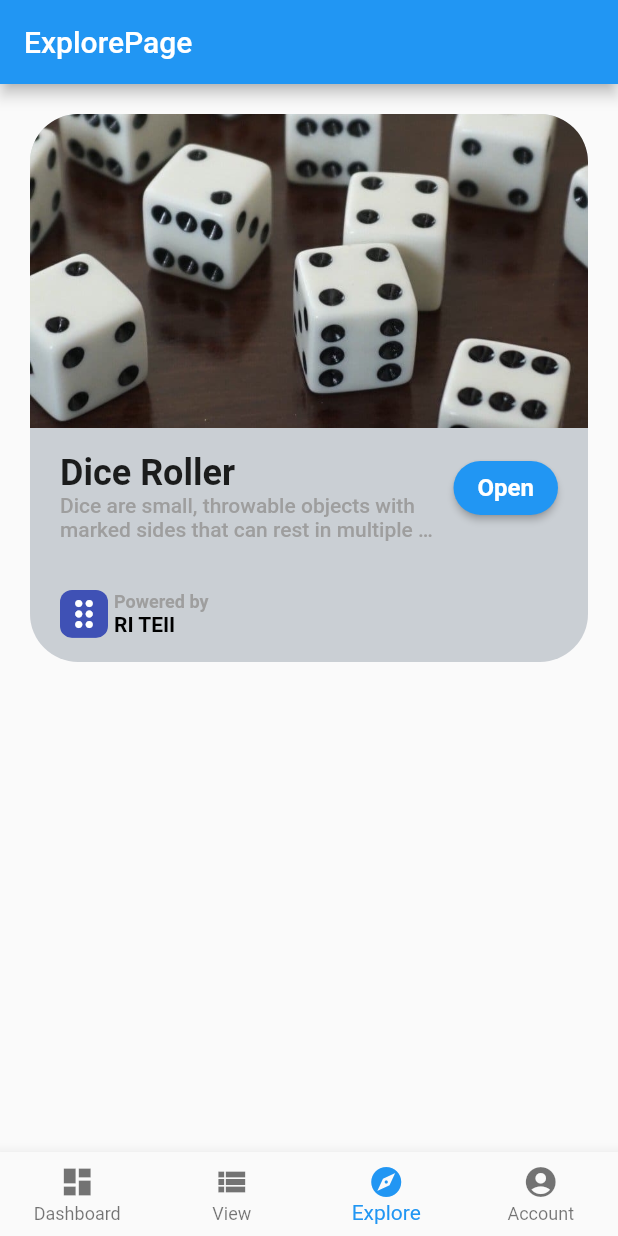
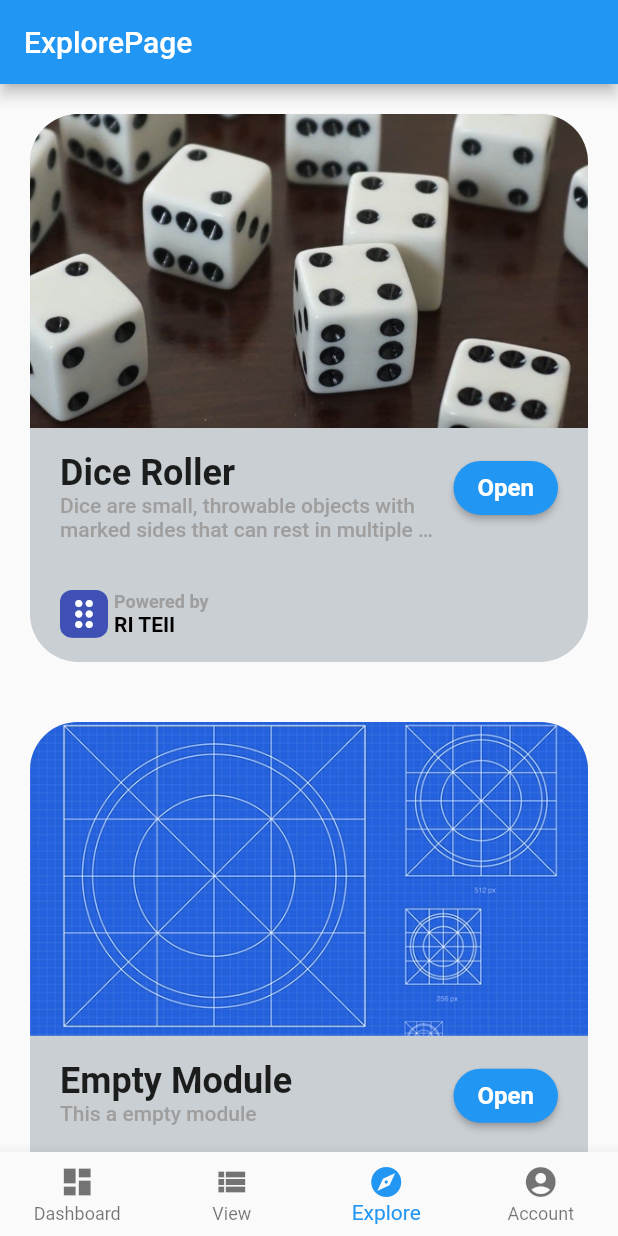
Before and after one commit to davidli218/W-Tasks, a Flutter app: the screen it shows after launch, item 3 of the bottom bar chosen, on a phone screen of 412 x 824 dp. Run offline on Flutter 3.47's test engine with Material 2 defaults, Android fonts, the phone set to English and light mode, and no system bars.

Commit message:
Add new module `Empty Module`  in `ExplorePage`

```diff
--- a/lib/Screen/explore_screen/explore_screen.dart
+++ b/lib/Screen/explore_screen/explore_screen.dart
@@ -43,6 +43,19 @@ class _ExploreScreenState extends State<ExploreScreen> {
               routeName: diceRollerHomeScreen,
             ),
           ),
+          Padding(
+            padding: EdgeInsets.all(16.0),
+            child: OverviewCard(
+              title: "Empty Module",
+              description: "This a empty module",
+              icon: Image(
+                image: AssetImage("assets/explore/xcode_icon.png"),
+                fit: BoxFit.cover,
+              ),
+              overviewImage: AssetImage("assets/explore/emptyApp_cover.jpg"),
+              routeName: 'null',
+            ),
+          ),
         ],
       ),
     );
```
Also changed, not shown: assets/explore/emptyApp_cover.jpg (added), assets/explore/xcode_icon.png (added).
